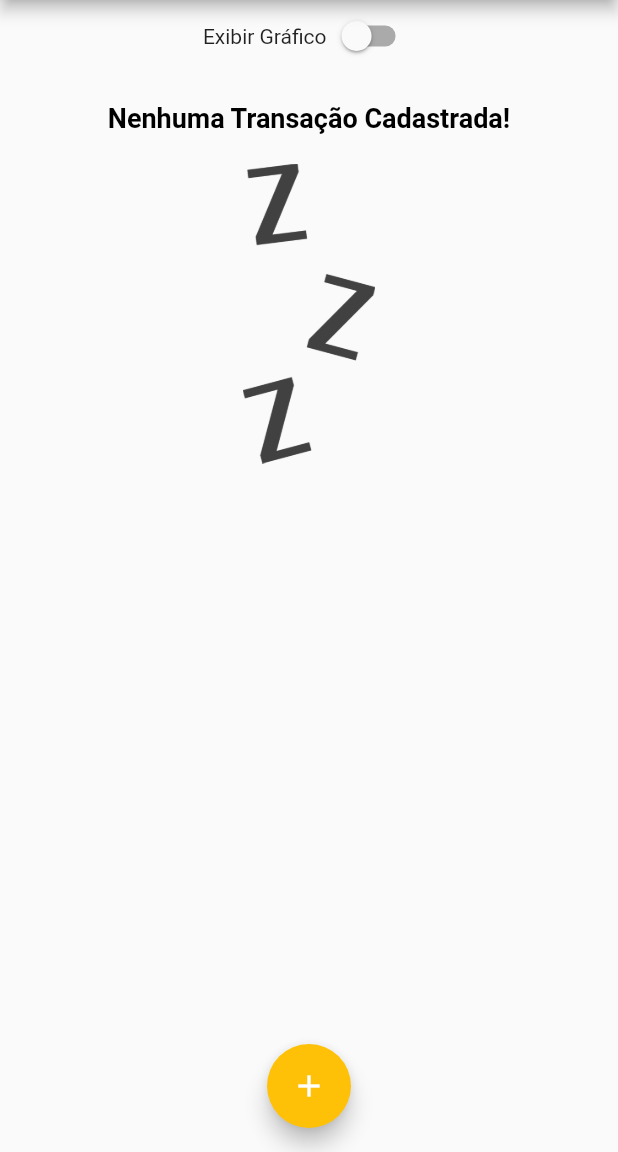
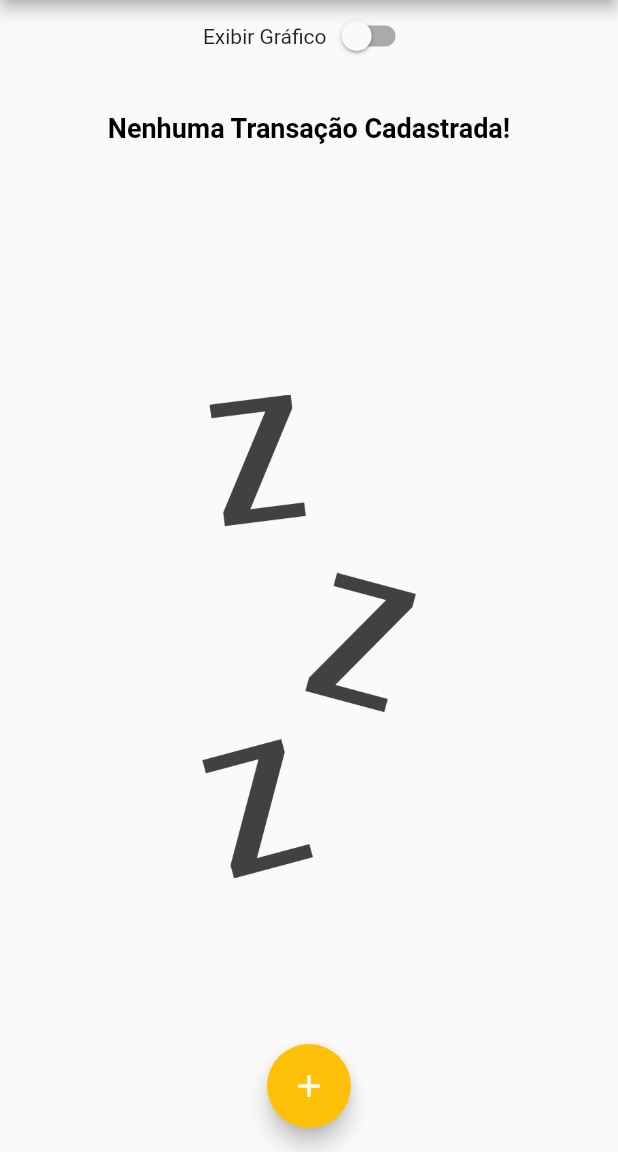
Before and after one commit to LuscaMamede/Despesas-Mobile, a Flutter app: the screen it shows after launch, on a phone screen of 412 x 824 dp, the part 84-1236 px from its top. Run offline on Flutter 3.47's test engine with Material 2 defaults, Android fonts, the phone set to English and light mode, and no system bars; Roboto replaces fonts that are missing (OpenSans).

Commit message:
modified:   lib/components/chart_bar.dart 	modified:   lib/components/transaction_list.dart 	modified:   lib/main.dart

```diff
--- a/lib/components/transaction_list.dart
+++ b/lib/components/transaction_list.dart
@@ -12,22 +12,31 @@ class TransactionList extends StatelessWidget {
   @override
   Widget build(BuildContext context) {
     return transactions.isEmpty
-        ? Column(
-            children: [
-              const SizedBox(height: 20),
-              Text(
+        ? LayoutBuilder(
+            builder: (ctx, constraints) {
+              return Column(
+                children: <Widget>[
+                  SizedBox(height: constraints.maxHeight * 0.05),
+                  SizedBox(
+                    height: constraints.maxHeight * 0.3,
+                    child: Text(
                       'Nenhuma Transação Cadastrada!',
                       style: Theme.of(context).textTheme.headline6,
                     ),
-              const SizedBox(height: 20),
+                  ),
                   SizedBox(
-                height: 200,
+                    height: constraints.maxHeight * 0.05,
+                  ),
+                  SizedBox(
+                    height: constraints.maxHeight * 0.6,
                     child: Image.asset(
                       'assets/images/waiting.png',
                       fit: BoxFit.cover,
                     ),
                   ),
                 ],
+              );
+            },
           )
         : ListView.builder(
             itemCount: transactions.length,
--- a/lib/main.dart
+++ b/lib/main.dart
@@ -1,7 +1,6 @@
 import 'package:expenses/components/transaction_form.dart';
 import 'package:flutter/material.dart';
 import 'dart:math';
-import 'components/transaction_form.dart';
 import 'components/transaction_list.dart';
 import 'components/chart.dart';
 import 'models/transaction.dart';
```
Also changed, not shown: lib/components/chart_bar.dart (+6 -15 lines). Lines whose indentation alone changed are shown as unchanged.
